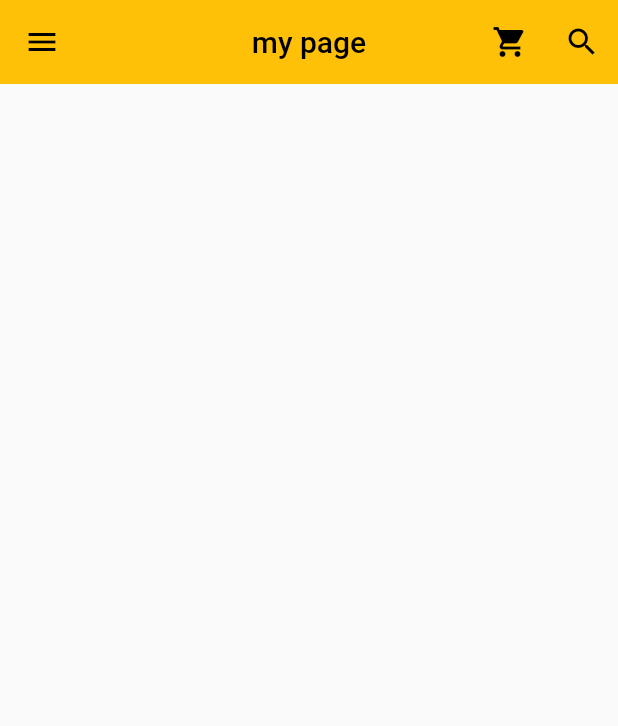
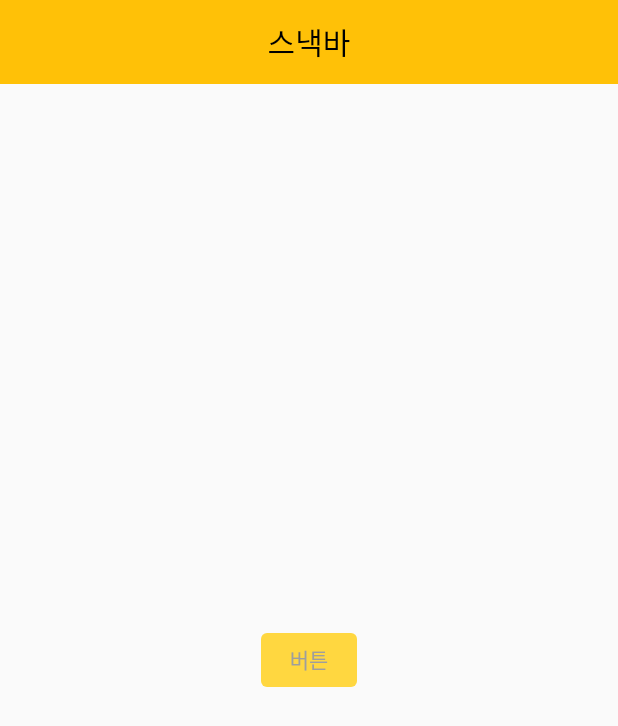
Before and after one commit to chochoq/flutter_first_app, a Flutter app: the screen it shows after launch, on a phone screen of 412 x 824 dp. Shown: the top 726 px of the screen. Run offline on Flutter 3.47's test engine with Material 2 defaults, Android fonts, the phone set to English and light mode, and no system bars.

Commit message:
(add) 스낵바

```diff
--- a/lib/main.dart
+++ b/lib/main.dart
@@ -20,86 +20,34 @@ class MyPage extends StatelessWidget {
 
   @override
   Widget build(BuildContext context) {
+    // 스낵바
+    final snackBar = SnackBar(
+      content: const Text('Yay! A SnackBar!'),
+      action: SnackBarAction(
+        label: '확인',
+        onPressed: () {
+          // Some code to undo the change.
+        },
+      ),
+    );
+
     return Scaffold(
-      appBar: AppBar(
-        title: Text("my page"),
-        centerTitle: true,
-        elevation: 0,
-        actions: [
-          IconButton(
-            icon: Icon(Icons.shopping_cart),
+        appBar: AppBar(
+          title: Text("스낵바"),
+          centerTitle: true,
+          elevation: 0,
+        ),
+        body: Center(
+          child: ElevatedButton(
+            child: Text(
+              '버튼',
+              style: TextStyle(color: Colors.grey),
+            ),
+            style: ElevatedButton.styleFrom(primary: Colors.amberAccent, elevation: 0),
             onPressed: () {
-              print('dd');
+              ScaffoldMessenger.of(context).showSnackBar(snackBar);
             },
           ),
-          IconButton(
-            icon: Icon(Icons.search),
-            onPressed: () {
-              print('dd');
-            },
-          )
-        ],
-      ),
-      drawer: Drawer(
-        child: ListView(
-          padding: EdgeInsets.zero,
-          children: [
-            UserAccountsDrawerHeader(
-              accountName: Text('chocho'),
-              accountEmail: Text('mail.com'),
-              currentAccountPicture: CircleAvatar(
-                backgroundImage: AssetImage('assets/1.png'),
-                backgroundColor: Colors.white,
-              ),
-              otherAccountsPictures: [
-                CircleAvatar(
-                    backgroundImage: AssetImage('assets/1.png'), backgroundColor: Colors.white),
-                // CircleAvatar(
-                //     backgroundImage: AssetImage('assets/1.png'), backgroundColor: Colors.white),
-              ],
-              onDetailsPressed: () {
-                print('dd');
-              },
-              decoration: BoxDecoration(
-                  color: Colors.red[200],
-                  borderRadius: BorderRadius.only(
-                    // bottomLeft: Radius.circular(40.0),
-                    bottomRight: Radius.circular(40.0),
-                  )),
-            ),
-            ListTile(
-              leading: Icon(
-                Icons.accessibility_new_rounded,
-                color: Colors.green[200],
-              ),
-              title: Text('home'),
-              onTap: () {
-                print('home on tap');
-              },
-            ),
-            ListTile(
-              leading: Icon(
-                Icons.battery_saver_sharp,
-                color: Colors.green[200],
-              ),
-              title: Text('바뗴리'),
-              onTap: () {
-                print('바ㅔ리 on tap');
-              },
-            ),
-            ListTile(
-              leading: Icon(
-                Icons.add_reaction,
-                color: Colors.green[200],
-              ),
-              title: Text('smile'),
-              onTap: () {
-                print('스일 on tap');
-              },
-            ),
-          ],
-        ),
-      ),
-    );
+        ));
   }
 }
```
